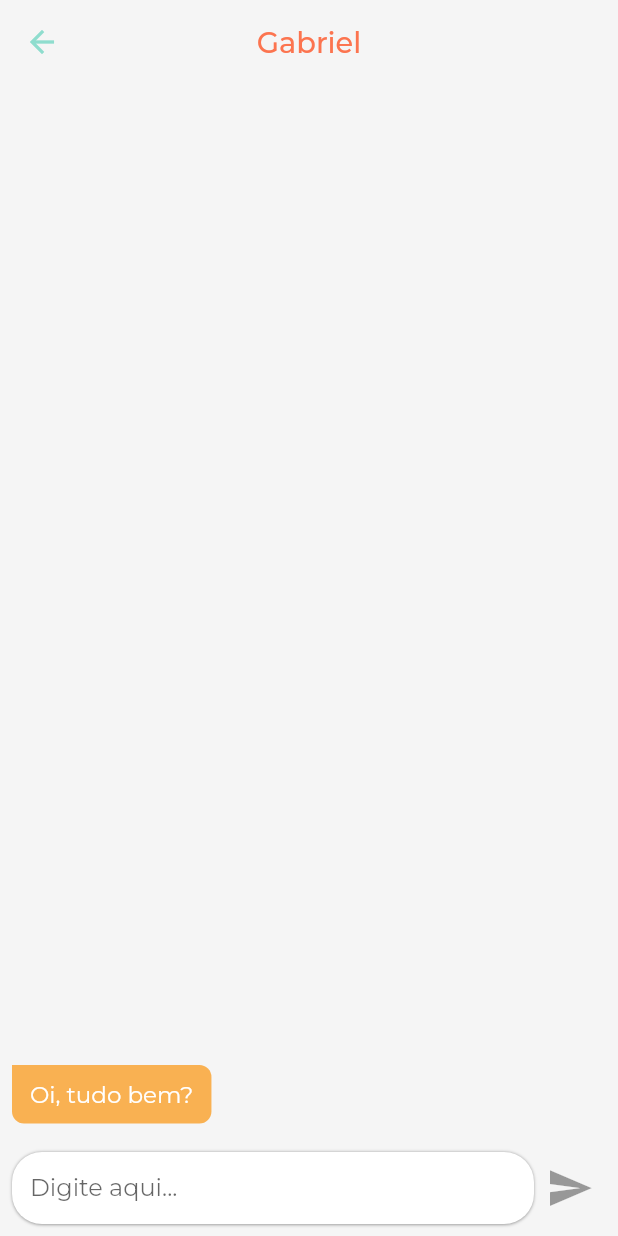
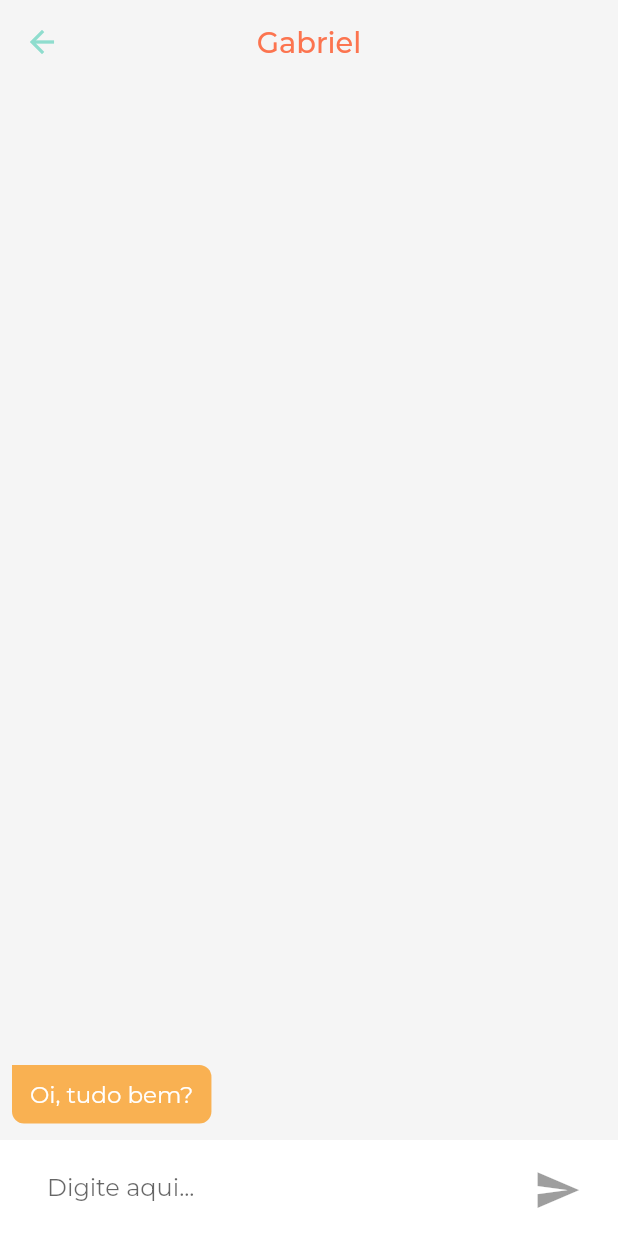
Before and after one commit to DevMobUFRJ/rango, a Flutter app: the ChatScreen screen opened directly with sample values from the repository, on a phone screen of 412 x 824 dp. Run offline on Flutter 3.47's test engine with Material 2 defaults, Android fonts, the phone set to English and light mode, and no system bars; drawn by our look-alikes of auto_size_text; our stand-ins replace cloud_firestore, firebase_auth, firebase_storage, flutter_screenutil, flutter_svg, google_fonts and 3 more; accounts and stored records are empty; statements that could not run were skipped; project files that could hold a hidden picture were left out.

Commit message:
Mudado layout da tela de chat

```diff
--- a/lib/widgets/chat/NewMessage.dart
+++ b/lib/widgets/chat/NewMessage.dart
@@ -22,7 +22,7 @@ class _NewMessageState extends State<NewMessage> {
       text: _controller.text.trim(),
       sender: 'client',
     ));
-    setState(() => _controller.clear());
+    setState(() => {_enteredMessage = '', _controller.clear()});
     // final user = await FirebaseAuth.instance.currentUser();
     // final userData =
     //     await Firestore.instance.collection('users').document(user.uid).get();
@@ -43,20 +43,17 @@ class _NewMessageState extends State<NewMessage> {
     return Container(
       margin: EdgeInsets.only(top: 8),
       padding: EdgeInsets.all(8),
+      color: Colors.white,
       child: Row(
+        mainAxisAlignment: MainAxisAlignment.spaceEvenly,
         children: <Widget>[
           Expanded(
+            flex: 4,
             child: Container(
               padding: EdgeInsets.symmetric(horizontal: 12),
               decoration: BoxDecoration(
                 borderRadius: BorderRadius.circular(20),
                 color: Colors.white,
-                boxShadow: [
-                  BoxShadow(
-                      color: Colors.grey,
-                      offset: Offset(0.0, 0.1),
-                      blurRadius: 1)
-                ],
               ),
               child: TextField(
                 keyboardType: TextInputType.multiline,
@@ -70,10 +67,17 @@ class _NewMessageState extends State<NewMessage> {
               ),
             ),
           ),
-          IconButton(
-            color: Theme.of(context).accentColor,
-            icon: Icon(Icons.send, size: 58.nsp),
-            onPressed: _enteredMessage.trim().isEmpty ? null : _sendMessage,
+          Flexible(
+            flex: 1,
+            child: Container(
+              width: 45,
+              height: 45,
+              child: IconButton(
+                color: Theme.of(context).accentColor,
+                icon: Icon(Icons.send, size: 58.nsp),
+                onPressed: _enteredMessage.trim().isEmpty ? null : _sendMessage,
+              ),
+            ),
           ),
         ],
       ),
```
